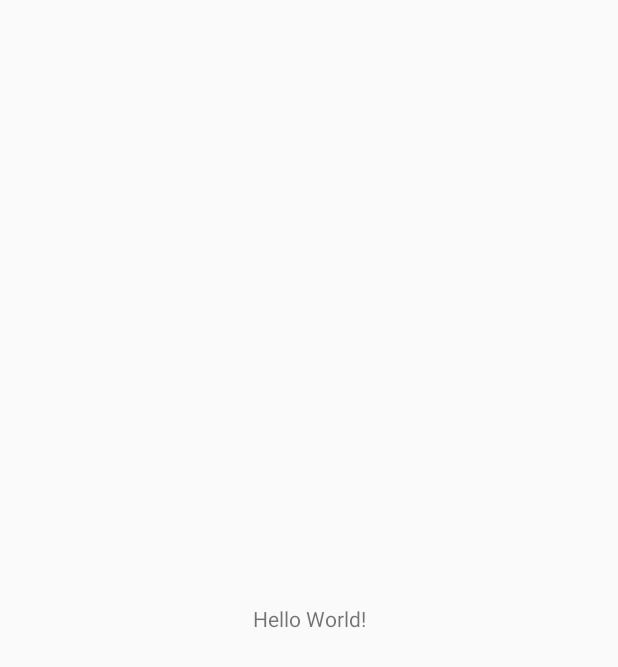
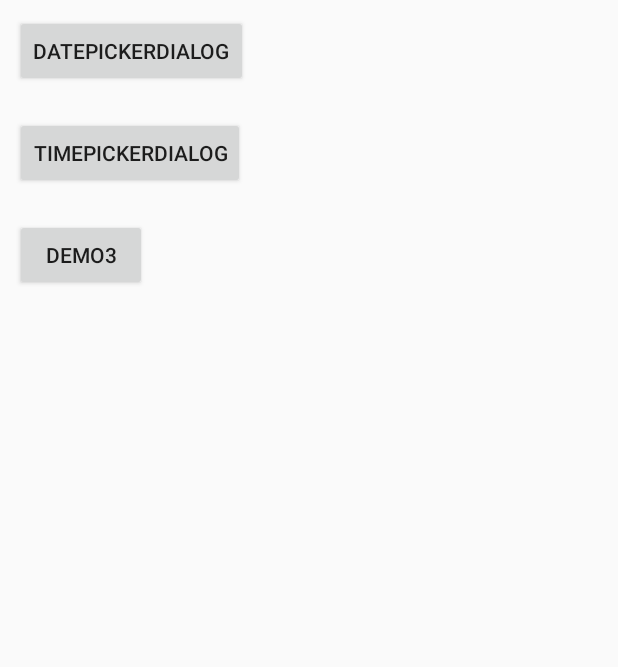
Before and after one commit to YanHengGo/android, an Android app: the screen it shows after launch (MainActivity), on a phone screen of 412 x 824 dp. Before the commit the part shown is almost empty. Shown: the top 667 px of the screen. Run offline under Robolectric (Android 15) with nearby library versions, the phone set to English and light mode, and no system bars.

Commit message:
picker dialog demo

```diff
--- a/01_picker/app/src/main/res/layout/activity_main.xml
+++ b/01_picker/app/src/main/res/layout/activity_main.xml
@@ -1,18 +1,29 @@
 <?xml version="1.0" encoding="utf-8"?>
-<android.support.constraint.ConstraintLayout xmlns:android="http://schemas.android.com/apk/res/android"
+<LinearLayout xmlns:android="http://schemas.android.com/apk/res/android"
     xmlns:app="http://schemas.android.com/apk/res-auto"
     xmlns:tools="http://schemas.android.com/tools"
     android:layout_width="match_parent"
     android:layout_height="match_parent"
-    tools:context=".MainActivity">
+    tools:context=".MainActivity"
+    android:orientation="vertical">
 
-    <TextView
+    <Button
+        android:onClick="pickerDemo1"
+        android:text="DatePickerDialog"
         android:layout_width="wrap_content"
         android:layout_height="wrap_content"
-        android:text="Hello World!"
-        app:layout_constraintBottom_toBottomOf="parent"
-        app:layout_constraintLeft_toLeftOf="parent"
-        app:layout_constraintRight_toRightOf="parent"
-        app:layout_constraintTop_toTopOf="parent" />
+        android:layout_margin="10dp" />
+    <Button
+        android:onClick="pickerDemo2"
+        android:text="TimePickerDialog"
+        android:layout_width="wrap_content"
+        android:layout_height="wrap_content"
+        android:layout_margin="10dp" />
+    <Button
+        android:onClick="pickerDemo3"
+        android:text="demo3"
+        android:layout_width="wrap_content"
+        android:layout_height="wrap_content"
+        android:layout_margin="10dp" />
 
-</android.support.constraint.ConstraintLayout>
+</LinearLayout>
```
Also changed, not shown: 01_picker/app/src/main/java/com/yanheng/pickerdemo/L.java (added, +83 -0 lines), 01_picker/app/src/main/java/com/yanheng/pickerdemo/MainActivity.java (+125 -0 lines).
